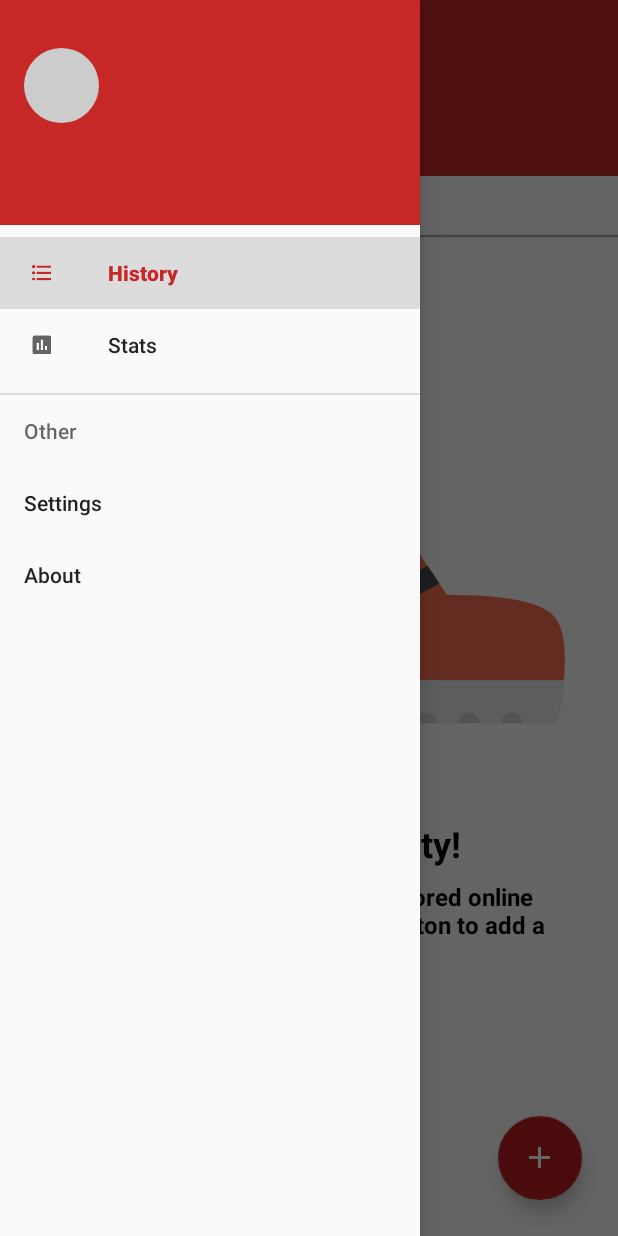
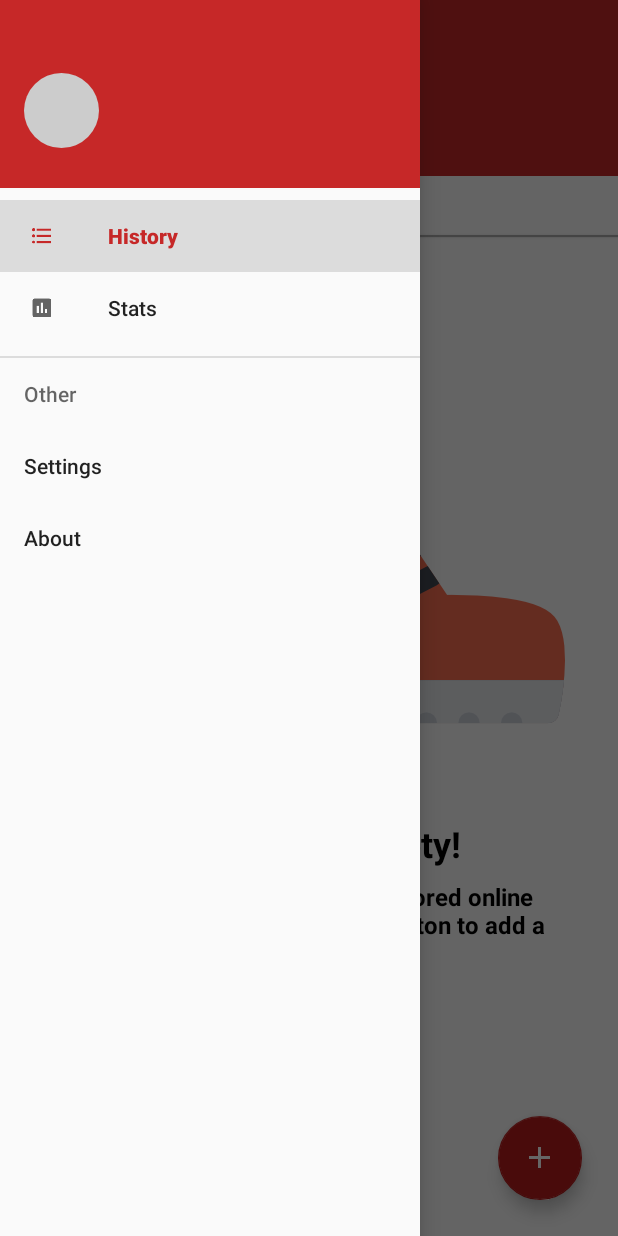
Before and after one commit to TobiPristupin/RUN, an Android app: the screen it shows after launch once a user with an empty profile is signed in (MainActivity), with the side drawer open, on a phone screen of 412 x 824 dp. Run offline under Robolectric (Android 15) with nearby library versions, the phone set to English and light mode, and no system bars; our stand-ins replace CircleImageView, Firebase (no records; nobody signed in at launch, a user with empty details on screens opened directly), Picasso; libraries missing offline, so code that uses them is left out: com.jaredrummler.materialspinner, jp.wasabeef.recyclerview; plain views replace MaterialSpinner; pictures from the network do not load; 9 statements that could not run were skipped.

Commit message:
Modified navheader layout, implemented mileage graphs functionality.

```diff
--- a/app/src/main/java/com/example/tobias/run/history/HistoryFragment.java
+++ b/app/src/main/java/com/example/tobias/run/history/HistoryFragment.java
@@ -273,7 +273,7 @@ public class HistoryFragment extends Fragment {
         if (shouldShow){
             for (View view: views){
                 view.setVisibility(View.VISIBLE);
-                view.animate().setDuration(1000).setStartDelay(500).alpha(1.0f);
+                view.animate().setDuration(800).setStartDelay(500).alpha(1.0f);
             }
         } else {
             for (View view: views){
--- a/app/src/main/java/com/example/tobias/run/utils/AxisValueFormatter.java
+++ b/app/src/main/java/com/example/tobias/run/utils/AxisValueFormatter.java
@@ -19,4 +19,6 @@ public class AxisValueFormatter implements IAxisValueFormatter {
     public String getFormattedValue(float value, AxisBase axis) {
         return values[(int) value - 1];
     }
+
+
 }
--- a/app/src/main/res/layout/fragment_stats.xml
+++ b/app/src/main/res/layout/fragment_stats.xml
@@ -16,7 +16,7 @@
             android:layout_height="@dimen/StatsCardHeight"
             android:layout_margin="10dp"
             android:elevation="8dp"
-            app:cardCornerRadius="5dp">
+            app:cardCornerRadius="10dp">
 
             <LinearLayout
                 android:layout_width="match_parent"
--- a/app/src/main/res/layout/navview_header.xml
+++ b/app/src/main/res/layout/navview_header.xml
@@ -6,7 +6,7 @@
     android:background="@color/colorPrimary"
     android:orientation="vertical"
     android:layout_width="match_parent"
-    android:layout_height="150dp">
+    android:layout_height="125dp">
 
     <de.hdodenhof.circleimageview.CircleImageView
         android:id="@+id/navheader_profile_image"
@@ -16,7 +16,10 @@
         android:layout_marginTop="32dp"
         app:layout_constraintLeft_toLeftOf="parent"
         app:layout_constraintTop_toTopOf="parent"
-        tools:src="@color/iron"/>
+        tools:src="@color/iron"
+        app:layout_constraintBottom_toBottomOf="parent"
+        android:layout_marginBottom="8dp"
+        app:layout_constraintVertical_bias="0.481" />
 
     <TextView
         android:layout_width="wrap_content"
@@ -26,10 +29,10 @@
         android:textColor="@android:color/white"
         android:textSize="14sp"
         android:textStyle="bold"
-        android:layout_marginLeft="8dp"
-        app:layout_constraintLeft_toLeftOf="@+id/navheader_profile_image"
-        android:layout_marginTop="16dp"
-        app:layout_constraintTop_toBottomOf="@+id/navheader_profile_image"/>
+        android:layout_marginLeft="0dp"
+        app:layout_constraintLeft_toLeftOf="@+id/navheader_email_text"
+        android:layout_marginBottom="8dp"
+        app:layout_constraintBottom_toTopOf="@+id/navheader_email_text" />
 
     <TextView
         android:layout_width="wrap_content"
@@ -38,9 +41,9 @@
         tools:text="johnsmith@gmail.com"
         android:textColor="@android:color/white"
         android:textSize="14sp"
-        android:layout_marginTop="6dp"
-        app:layout_constraintTop_toBottomOf="@+id/navheader_username_text"
-        android:layout_marginLeft="0dp"
-        app:layout_constraintLeft_toLeftOf="@+id/navheader_username_text" />
+        app:layout_constraintLeft_toRightOf="@+id/navheader_profile_image"
+        android:layout_marginLeft="24dp"
+        app:layout_constraintBottom_toBottomOf="@+id/navheader_profile_image"
+        android:layout_marginBottom="8dp" />
 
 </android.support.constraint.ConstraintLayout>
--- a/app/src/main/res/values/strings.xml
+++ b/app/src/main/res/values/strings.xml
@@ -6,4 +6,6 @@
     <string name="forgot_password_return"><u>Return</u></string>
     <integer name="slide_animation_duration">300</integer>
     <string name="trackedrun_intent_key">trackedRun</string>
+    <string name="graph_entries_key">entries</string>
+    <string name="graph_xlabel_key">label</string>
 </resources>
```
Also changed, not shown: app/src/main/java/com/example/tobias/run/stats/StatsFragment.java (+27 -16 lines), app/src/main/java/com/example/tobias/run/stats/fragment/MileageGraphFragment.java (added, +109 -0 lines), app/src/main/java/com/example/tobias/run/stats/fragment/StatsMileageGraphFragment.java (deleted, +0 -89 lines), app/src/main/res/layout/fragment_graph.xml (added, +13 -0 lines), app/src/main/res/layout/fragment_stats_graph_layout.xml (deleted, +0 -7 lines).
